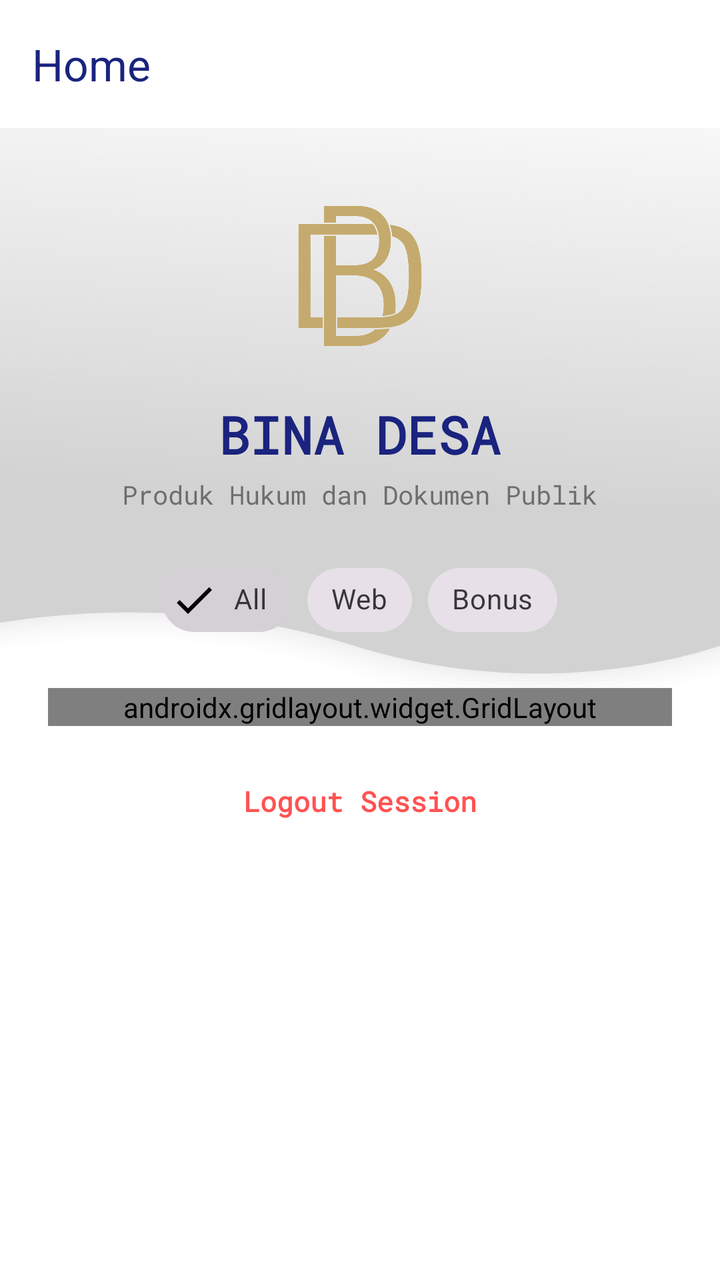
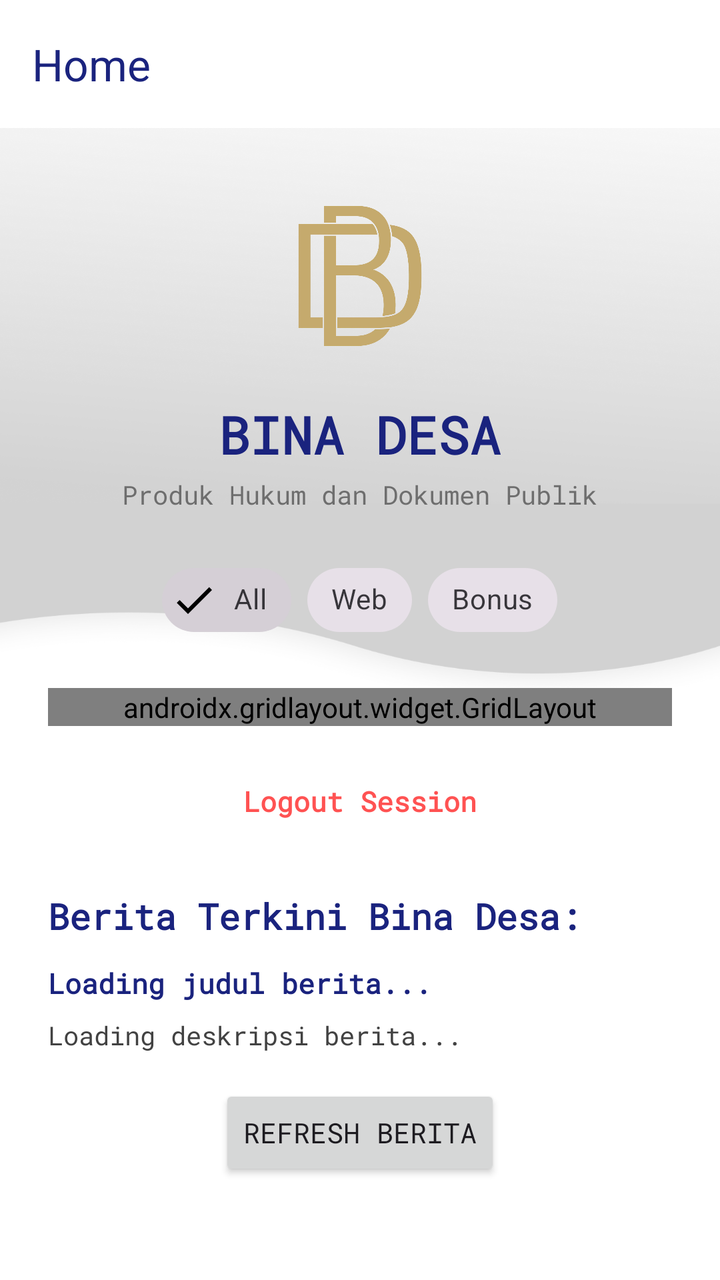

Compare the two renders of this Android layout. The source of the first and the diff that turns it into the second are given below.
<!-- AndroidManifest.xml: application theme Theme.Elvinpurple -->
<!-- res/layout/fragment_home.xml -->
<?xml version="1.0" encoding="utf-8"?>
<androidx.constraintlayout.widget.ConstraintLayout
    xmlns:android="http://schemas.android.com/apk/res/android"
    xmlns:app="http://schemas.android.com/apk/res-auto"
    android:layout_width="match_parent"
    android:layout_height="match_parent"
    android:background="@color/backgroundColor">

    <View
        android:id="@+id/topBackground"
        android:layout_width="0dp"
        android:layout_height="0dp"
        android:background="@drawable/gradient_bg"
        android:alpha="0.4"
        app:layout_constraintEnd_toEndOf="parent"
        app:layout_constraintHeight_percent="0.6"
        app:layout_constraintStart_toStartOf="parent"
        app:layout_constraintTop_toTopOf="parent" />

    <com.google.android.material.appbar.MaterialToolbar
        android:id="@+id/toolbarMain"
        android:layout_width="match_parent"
        android:layout_height="?attr/actionBarSize"
        android:background="@color/white"
        app:title="Home"
        app:titleTextColor="@color/textPrimary"
        app:elevation="4dp"
        app:layout_constraintTop_toTopOf="parent" />


    <ScrollView
        android:layout_width="match_parent"
        android:layout_height="0dp"
        android:fillViewport="true"
        app:layout_constraintTop_toBottomOf="@id/toolbarMain"
        app:layout_constraintBottom_toBottomOf="parent">

        <LinearLayout
            android:layout_width="match_parent"
            android:layout_height="wrap_content"
            android:orientation="vertical"
            android:paddingBottom="32dp">

            <LinearLayout
                android:id="@+id/headerContainer"
                android:layout_width="match_parent"
                android:layout_height="wrap_content"
                android:gravity="center"
                android:orientation="vertical"
                android:layout_marginTop="24dp"
                android:paddingHorizontal="20dp">

                <ImageView
                    android:id="@+id/imgLogo"
                    android:layout_width="100dp"
                    android:layout_height="100dp"
                    android:src="@drawable/logo"
                    android:scaleType="fitCenter" />

                <TextView
                    android:layout_width="wrap_content"
                    android:layout_height="wrap_content"
                    android:text="BINA DESA"
                    android:textColor="@color/textPrimary"
                    android:textSize="26sp"
                    android:textStyle="bold"
                    android:layout_marginTop="12dp"
                    android:fontFamily="@font/robotomono"/>

                <TextView
                    android:layout_width="wrap_content"
                    android:layout_height="wrap_content"
                    android:text="Produk Hukum dan Dokumen Publik"
                    android:textColor="@color/agakitem"
                    android:gravity="center"
                    android:textSize="13sp"
                    android:alpha="0.7"
                    android:layout_marginTop="4dp"
                    android:fontFamily="@font/robotomono"/>
            </LinearLayout>

            <LinearLayout
                android:id="@+id/menuContainer"
                android:layout_width="match_parent"
                android:layout_height="wrap_content"
                android:layout_marginTop="20dp"
                android:orientation="vertical"
                android:paddingHorizontal="24dp">

                <com.google.android.material.chip.ChipGroup
                    android:id="@+id/chipGroupFilter"
                    android:layout_width="wrap_content"
                    android:layout_height="wrap_content"
                    android:layout_gravity="center_horizontal"
                    android:layout_marginBottom="20dp"
                    app:singleSelection="true"
                    app:selectionRequired="true">

                    <com.google.android.material.chip.Chip
                        android:id="@+id/chipAll"
                        style="@style/Widget.MaterialComponents.Chip.Filter"
                        android:layout_width="wrap_content"
                        android:layout_height="wrap_content"
                        android:checked="true"
                        android:text="All"
                        android:fontFamily="@font/robotomono" />

                    <com.google.android.material.chip.Chip
                        android:id="@+id/chipWeb"
                        style="@style/Widget.MaterialComponents.Chip.Filter"
                        android:layout_width="wrap_content"
                        android:layout_height="wrap_content"
                        android:text="Web"
                        android:fontFamily="@font/robotomono" />

                    <com.google.android.material.chip.Chip
                        android:id="@+id/chipBonus"
                        style="@style/Widget.MaterialComponents.Chip.Filter"
                        android:layout_width="wrap_content"
                        android:layout_height="wrap_content"
                        android:text="Bonus"
                        android:fontFamily="@font/robotomono" />
                </com.google.android.material.chip.ChipGroup>

                <androidx.gridlayout.widget.GridLayout
                    android:id="@+id/dashboardGrid"
                    android:layout_width="match_parent"
                    android:layout_height="wrap_content"
                    app:columnCount="2">

                    <com.google.android.material.button.MaterialButton
                        android:id="@+id/btnRumus"
                        style="@style/Widget.MaterialComponents.Button"
                        android:layout_width="0dp"
                        android:layout_height="80dp"
                        android:text="Rumus"
                        android:textAllCaps="false"
                        android:textColor="@color/textPrimary"
                        app:backgroundTint="@color/colorAccent"
                        app:cornerRadius="12dp"
                        android:fontFamily="@font/robotomono"
                        app:layout_columnWeight="1"
                        android:layout_margin="6dp"/>

                    <com.google.android.material.button.MaterialButton
                        android:id="@+id/btnWelcome"
                        style="@style/Widget.MaterialComponents.Button.UnelevatedButton"
                        android:layout_width="0dp"
                        android:layout_height="80dp"
                        android:text="Welcome"
                        android:textAllCaps="false"
                        android:textColor="@color/textPrimary"
                        app:backgroundTint="@color/colorAccent"
                        app:cornerRadius="12dp"
                        android:fontFamily="@font/robotomono"
                        app:layout_columnWeight="1"
                        android:layout_margin="6dp"/>

                    <com.google.android.material.button.MaterialButton
                        android:id="@+id/btnWebView"
                        style="@style/Widget.MaterialComponents.Button.UnelevatedButton"
                        android:layout_width="0dp"
                        android:layout_height="80dp"
                        android:text="Portal Web Bina Desa"
                        android:textAllCaps="false"
                        android:textColor="@color/white"
                        app:backgroundTint="@color/colorPrimary"
                        app:cornerRadius="12dp"
                        android:fontFamily="@font/robotomono"
                        app:layout_columnSpan="2"
                        app:layout_columnWeight="1"
                        android:layout_margin="6dp"/>

                </androidx.gridlayout.widget.GridLayout>

                <TextView
                    android:id="@+id/btnLogout"
                    android:layout_width="wrap_content"
                    android:layout_height="wrap_content"
                    android:layout_gravity="center"
                    android:layout_marginTop="16dp"
                    android:text="Logout Session"
                    android:textColor="#FF5252"
                    android:textStyle="bold"
                    android:padding="12dp"
                    android:fontFamily="@font/robotomono" />

            </LinearLayout>
        </LinearLayout>
    </ScrollView>
</androidx.constraintlayout.widget.ConstraintLayout>
<!-- resources referenced by this layout -->
<resources>
  <color name="agakitem">#424242</color>
  <color name="backgroundColor">#FFFFFF</color>
  <color name="colorAccent">#B3E5FC</color>
  <color name="colorPrimary">#0288D1</color>
  <color name="textPrimary">#1A237E</color>
  <color name="white">#FFFFFFFF</color>
  <!-- drawable gradient_bg: png bitmap (drawable, 412783 bytes) -->
  <!-- drawable logo: png bitmap (drawable, 72031 bytes) -->
  <style name="Theme.Elvinpurple" parent="Base.Theme.Elvinpurple" />
  <style name="Base.Theme.Elvinpurple" parent="Theme.Material3.Light.NoActionBar">
          
          
      </style>
</resources>

<!-- the commit's change to res/layout/fragment_home.xml (unified diff, before → after) -->
@@ -2,6 +2,7 @@
 <androidx.constraintlayout.widget.ConstraintLayout
     xmlns:android="http://schemas.android.com/apk/res/android"
     xmlns:app="http://schemas.android.com/apk/res-auto"
+    xmlns:tools="http://schemas.android.com/tools"
     android:layout_width="match_parent"
     android:layout_height="match_parent"
     android:background="@color/backgroundColor">
@@ -185,6 +186,46 @@
                     android:padding="12dp"
                     android:fontFamily="@font/robotomono" />
 
+                <TextView
+                    android:id="@+id/tvTitleBerita"
+                    android:layout_width="wrap_content"
+                    android:layout_height="wrap_content"
+                    android:layout_marginTop="24dp"
+                    android:text="Berita Terkini Bina Desa:"
+                    android:textColor="@color/textPrimary"
+                    android:textSize="18sp"
+                    android:textStyle="bold"
+                    android:fontFamily="@font/robotomono" />
+
+                <TextView
+                    android:id="@+id/tvNewsTitle"
+                    android:layout_width="match_parent"
+                    android:layout_height="wrap_content"
+                    android:layout_marginTop="12dp"
+                    android:text="Loading judul berita..."
+                    android:textColor="@color/textPrimary"
+                    android:textSize="14sp"
+                    android:textStyle="bold"
+                    android:fontFamily="@font/robotomono" />
+
+                <TextView
+                    android:id="@+id/tvNewsDesc"
+                    android:layout_width="match_parent"
+                    android:layout_height="wrap_content"
+                    android:layout_marginTop="8dp"
+                    android:text="Loading deskripsi berita..."
+                    android:textColor="@color/agakitem"
+                    android:textSize="13sp"
+                    android:fontFamily="@font/robotomono" />
+
+                <Button
+                    android:id="@+id/btnRefreshNews"
+                    android:layout_width="wrap_content"
+                    android:layout_height="wrap_content"
+                    android:layout_marginTop="16dp"
+                    android:layout_gravity="center_horizontal"
+                    android:text="Refresh Berita"
+                    android:fontFamily="@font/robotomono" />
             </LinearLayout>
         </LinearLayout>
     </ScrollView>
